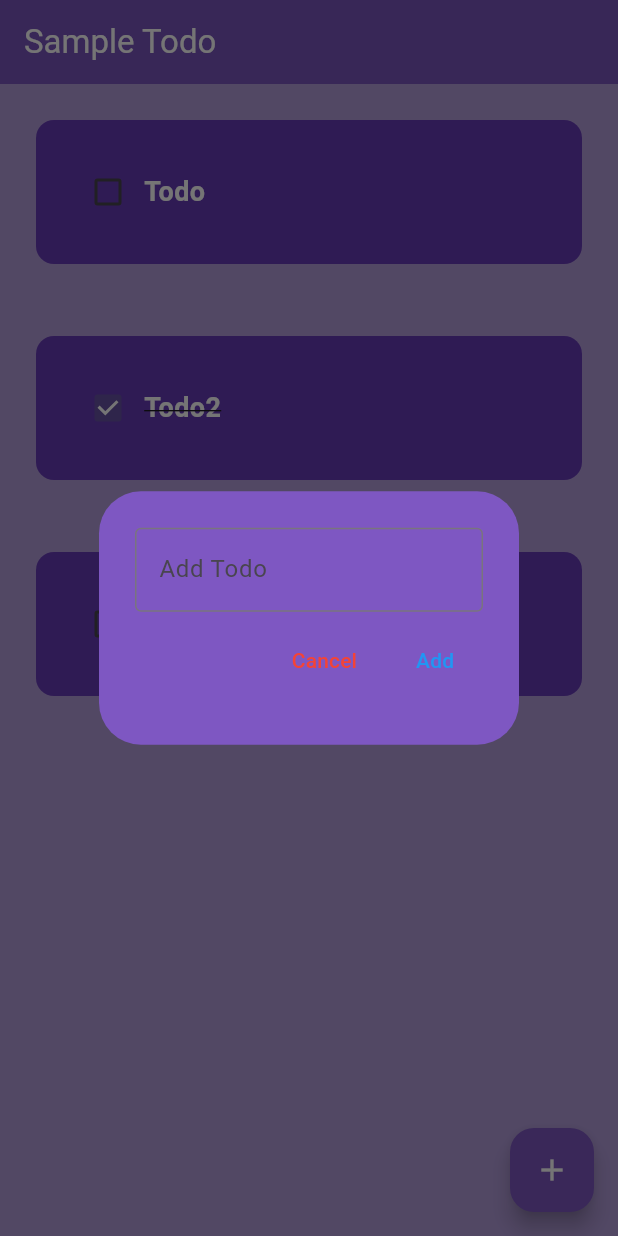
After one commit to augusstt06/flutter_practice, a Flutter app: the screen it shows after launch, after a tap on the "add" icon, on a phone screen of 412 x 824 dp. The commit adds this screen. Run offline on Flutter 3.47's test engine with Material 3 defaults, Android fonts, the phone set to English and light mode, and no system bars.

Commit message:
add: dialog, dependencies

```diff
--- a/lib/home.dart
+++ b/lib/home.dart
@@ -1,4 +1,5 @@
 import 'package:flutter/material.dart';
+import 'package:flutter_practice/utils/dialog_box.dart';
 import 'package:flutter_practice/utils/todo_item.dart';
 
 class Home extends StatefulWidget {
@@ -9,6 +10,7 @@ class Home extends StatefulWidget {
 }
 
 class _HomeState extends State<Home> {
+  final _controller = TextEditingController();
   List todoList = [
     ["Todo", false],
     ["Todo2", true],
@@ -20,15 +22,47 @@ class _HomeState extends State<Home> {
         todoList[index][1] = !todoList[index][1];
       });
 
+  void changeHandler(bool? value) {
+    // setState();
+  }
+
+  void saveTodo() {
+    setState(() {
+      todoList.add([_controller.text, false]);
+      _controller.clear();
+      Navigator.of(context).pop();
+    });
+  }
+
+  void createTodo() {
+    showDialog(
+        context: context,
+        builder: (context) {
+          return DialogBox(
+              controller: _controller,
+              onCancel: () => Navigator.of(context).pop(),
+              onSave: saveTodo);
+        });
+  }
+
   @override
   Widget build(BuildContext context) {
     return Scaffold(
         backgroundColor: Colors.deepPurple[200],
         appBar: AppBar(
-          title: Text('Sample Todo'),
+          title: Text('Sample Todo', style: TextStyle(color: Colors.white)),
           backgroundColor: Colors.deepPurple[400],
           // 그림자 깊이
           elevation: 10,
+        ),
+        //
+        floatingActionButton: FloatingActionButton(
+          onPressed: createTodo,
+          backgroundColor: Colors.deepPurple[400],
+          child: Icon(
+            Icons.add,
+            color: Colors.white,
+          ),
         ),
         body: ListView.builder(
           itemCount: todoList.length,
--- /dev/null
+++ b/lib/utils/dialog_box.dart
@@ -0,0 +1,48 @@
+import 'package:flutter/material.dart';
+
+class DialogBox extends StatelessWidget {
+  final controller;
+  final VoidCallback onSave;
+  final VoidCallback onCancel;
+  const DialogBox(
+      {super.key,
+      required this.controller,
+      required this.onCancel,
+      required this.onSave});
+
+  @override
+  Widget build(BuildContext context) {
+    return AlertDialog(
+        backgroundColor: Colors.deepPurple[400],
+        content: SizedBox(
+            height: 129,
+            child: Column(
+              mainAxisAlignment: MainAxisAlignment.spaceEvenly,
+              children: [
+                TextField(
+                  controller: controller,
+                  decoration: InputDecoration(
+                      border: OutlineInputBorder(), hintText: 'Add Todo'),
+                ),
+                Row(
+                  mainAxisAlignment: MainAxisAlignment.end,
+                  children: [
+                    TextButton(
+                        onPressed: onCancel,
+                        child: Text(
+                          'Cancel',
+                          style: TextStyle(color: Colors.red),
+                        )),
+                    const SizedBox(width: 8),
+                    TextButton(
+                        onPressed: onSave,
+                        child: Text(
+                          'Add',
+                          style: TextStyle(color: Colors.blue),
+                        ))
+                  ],
+                )
+              ],
+            )));
+  }
+}
--- a/pubspec.yaml
+++ b/pubspec.yaml
@@ -12,11 +12,16 @@ dependencies:
   flutter:
     sdk: flutter
   path_provider: ^2.1.2
+  hive_flutter: ^1.1.0
+  hive: ^2.2.3
+  flutter_slidable: ^4.0.0
 
 dev_dependencies:
   flutter_test:
     sdk: flutter
   flutter_lints: ^5.0.0
+  hive_generator: ^2.0.1
+  build_runner: ^2.4.14
 
 flutter:
   uses-material-design: true
```
Also changed, not shown: lib/db/db.dart (added), pubspec.lock, 3 other files.
